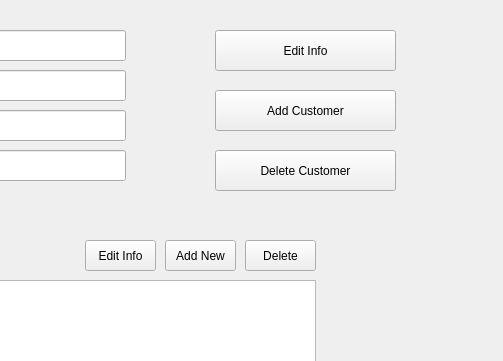
Above: Admin.ui from UnitedPuggs/The-Simps before the change; both pictures show x 545 to 1048 and y 0 to 361 of the 1048 by 865 pixel window. Below: the same form after it.
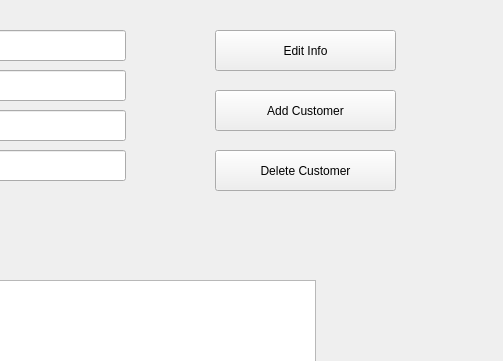
That is the form after the change.

What changed in the file:
```diff
--- a/Admin.ui
+++ b/Admin.ui
@@ -68,63 +68,6 @@
     </rect>
    </property>
    <widget class="QWidget" name="customerPage">
-    <widget class="QPushButton" name="customerPage_deleteButton">
-     <property name="geometry">
-      <rect>
-       <x>640</x>
-       <y>10</y>
-       <width>71</width>
-       <height>31</height>
-      </rect>
-     </property>
-     <property name="font">
-      <font>
-       <family>Arial</family>
-       <pointsize>9</pointsize>
-      </font>
-     </property>
-     <property name="text">
-      <string>Delete</string>
-     </property>
-    </widget>
-    <widget class="QPushButton" name="customerPage_addButton">
-     <property name="geometry">
-      <rect>
-       <x>560</x>
-       <y>10</y>
-       <width>71</width>
-       <height>31</height>
-      </rect>
-     </property>
-     <property name="font">
-      <font>
-       <family>Arial</family>
-       <pointsize>9</pointsize>
-      </font>
-     </property>
-     <property name="text">
-      <string>Add New</string>
-     </property>
-    </widget>
-    <widget class="QPushButton" name="customerPage_editButton">
-     <property name="geometry">
-      <rect>
-       <x>480</x>
-       <y>10</y>
-       <width>71</width>
-       <height>31</height>
-      </rect>
-     </property>
-     <property name="font">
-      <font>
-       <family>Arial</family>
-       <pointsize>9</pointsize>
-      </font>
-     </property>
-     <property name="text">
-      <string>Edit Info</string>
-     </property>
-    </widget>
     <widget class="QToolButton" name="customerPage_refreshButton">
      <property name="geometry">
       <rect>
```
Left out of the diff: 13 changed lines with no effect on the pictures.
